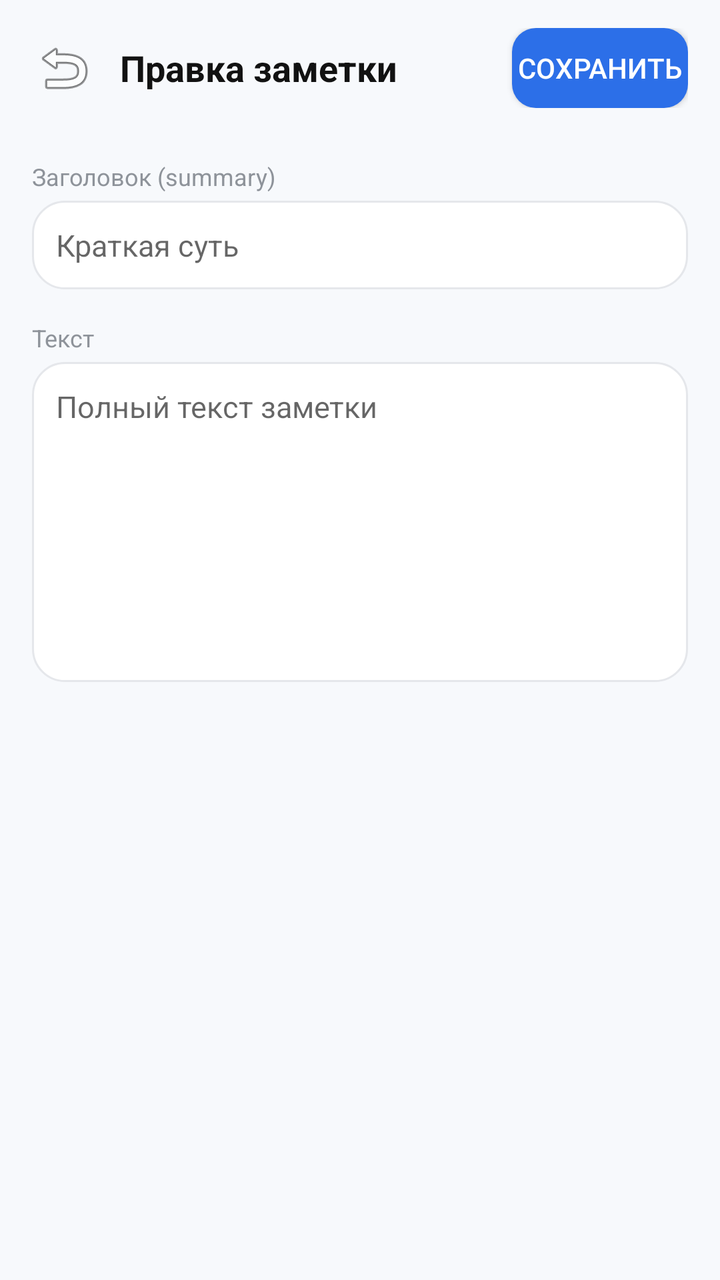
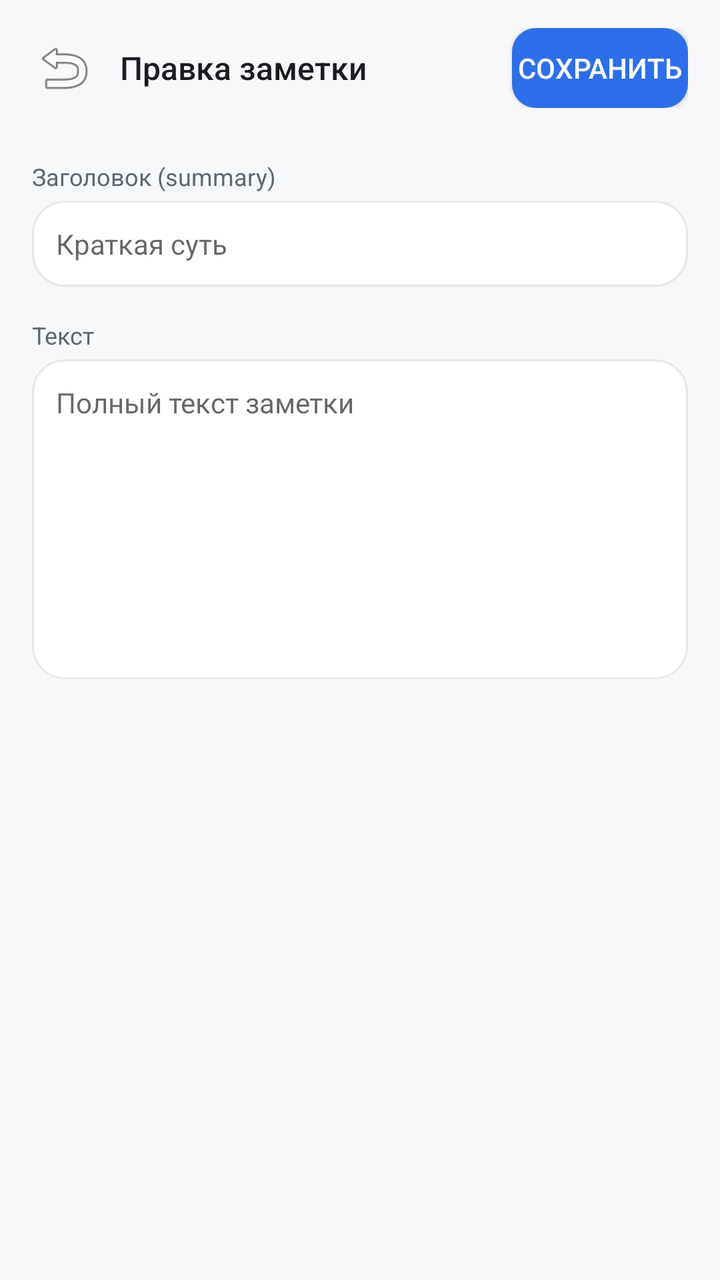

Before-and-after screenshots of an Android layout around one commit, followed by the original layout XML and the change that was made.
<!-- AndroidManifest.xml: application theme Theme.VoiceNotes -->
<!-- res/layout/activity_edit_note.xml -->
<?xml version="1.0" encoding="utf-8"?>
<LinearLayout xmlns:android="http://schemas.android.com/apk/res/android"
    android:layout_width="match_parent"
    android:layout_height="match_parent"
    android:orientation="vertical"
    android:background="@color/bg_app">

    <LinearLayout
        android:layout_width="match_parent"
        android:layout_height="wrap_content"
        android:orientation="horizontal"
        android:gravity="center_vertical"
        android:paddingLeft="12dp"
        android:paddingRight="16dp"
        android:paddingTop="14dp"
        android:paddingBottom="10dp">

        <ImageButton
            android:id="@+id/backBtn"
            android:layout_width="40dp"
            android:layout_height="40dp"
            android:background="?android:attr/selectableItemBackground"
            android:src="@android:drawable/ic_menu_revert"
            android:scaleType="centerInside"
            android:contentDescription="Назад" />

        <TextView
            android:layout_width="0dp"
            android:layout_height="wrap_content"
            android:layout_weight="1"
            android:layout_marginLeft="8dp"
            android:textSize="18sp"
            android:textColor="@color/text_primary"
            android:textStyle="bold"
            android:text="Правка заметки" />

        <Button
            android:id="@+id/saveBtn"
            android:layout_width="wrap_content"
            android:layout_height="40dp"
            android:text="Сохранить"
            android:textColor="#FFFFFF"
            android:background="@drawable/bg_btn_accent" />
    </LinearLayout>

    <ScrollView
        android:layout_width="match_parent"
        android:layout_height="0dp"
        android:layout_weight="1"
        android:padding="16dp">

        <LinearLayout
            android:layout_width="match_parent"
            android:layout_height="wrap_content"
            android:orientation="vertical">

            <TextView
                android:layout_width="wrap_content"
                android:layout_height="wrap_content"
                android:text="Заголовок (summary)"
                android:textSize="12sp"
                android:textColor="@color/text_secondary" />

            <EditText
                android:id="@+id/editSummary"
                android:layout_width="match_parent"
                android:layout_height="wrap_content"
                android:layout_marginTop="4dp"
                android:background="@drawable/bg_card"
                android:padding="12dp"
                android:textSize="15sp"
                android:textColor="@color/text_primary"
                android:inputType="textCapSentences"
                android:hint="Краткая суть" />

            <TextView
                android:layout_width="wrap_content"
                android:layout_height="wrap_content"
                android:layout_marginTop="16dp"
                android:text="Текст"
                android:textSize="12sp"
                android:textColor="@color/text_secondary" />

            <EditText
                android:id="@+id/editText"
                android:layout_width="match_parent"
                android:layout_height="wrap_content"
                android:layout_marginTop="4dp"
                android:minHeight="160dp"
                android:gravity="top"
                android:background="@drawable/bg_card"
                android:padding="12dp"
                android:textSize="15sp"
                android:textColor="@color/text_primary"
                android:inputType="textMultiLine|textCapSentences"
                android:hint="Полный текст заметки" />
        </LinearLayout>
    </ScrollView>
</LinearLayout>
<!-- resources referenced by this layout -->
<resources>
  <color name="bg_app">#F7F9FC</color>
  <color name="text_primary">#121212</color>
  <color name="text_secondary">#8E939A</color>
  <!-- drawable bg_btn_accent (drawable) -->
  <?xml version="1.0" encoding="utf-8"?>
  <shape xmlns:android="http://schemas.android.com/apk/res/android"
      android:shape="rectangle">
      <solid android:color="@color/accent_blue" />
      <corners android:radius="12dp" />
  </shape>
  <!-- drawable bg_card (drawable) -->
  <?xml version="1.0" encoding="utf-8"?>
  <shape xmlns:android="http://schemas.android.com/apk/res/android"
      android:shape="rectangle">
      <solid android:color="#FFFFFF" />
      <corners android:radius="16dp" />
      <stroke android:width="1dp" android:color="#E5E7EB" />
  </shape>
  <style name="Theme.VoiceNotes" parent="android:Theme.Material.Light.DarkActionBar">
          <item name="android:colorPrimary">@color/primary</item>
          <item name="android:colorPrimaryDark">@color/primary_dark</item>
          <item name="android:colorAccent">@color/accent</item>
          <item name="android:statusBarColor">@color/primary_dark</item>
      </style>
  <color name="accent_blue">#2C6FE8</color>
  <color name="primary">#2C6FE8</color>
  <color name="primary_dark">#1E5BC6</color>
  <color name="accent">#2C6FE8</color>
</resources>

<!-- the commit's change to res/layout/activity_edit_note.xml (unified diff, before → after) -->
@@ -29,9 +29,8 @@
             android:layout_height="wrap_content"
             android:layout_weight="1"
             android:layout_marginLeft="8dp"
-            android:textSize="18sp"
+            android:textAppearance="@style/TextAppearance.Potok.Title"
             android:textColor="@color/text_primary"
-            android:textStyle="bold"
             android:text="Правка заметки" />
 
         <Button
@@ -58,7 +57,7 @@
                 android:layout_width="wrap_content"
                 android:layout_height="wrap_content"
                 android:text="Заголовок (summary)"
-                android:textSize="12sp"
+                android:textAppearance="@style/TextAppearance.Potok.Caption"
                 android:textColor="@color/text_secondary" />
 
             <EditText
@@ -68,7 +67,7 @@
                 android:layout_marginTop="4dp"
                 android:background="@drawable/bg_card"
                 android:padding="12dp"
-                android:textSize="15sp"
+                android:textAppearance="@style/TextAppearance.Potok.Body"
                 android:textColor="@color/text_primary"
                 android:inputType="textCapSentences"
                 android:hint="Краткая суть" />
@@ -78,7 +77,7 @@
                 android:layout_height="wrap_content"
                 android:layout_marginTop="16dp"
                 android:text="Текст"
-                android:textSize="12sp"
+                android:textAppearance="@style/TextAppearance.Potok.Caption"
                 android:textColor="@color/text_secondary" />
 
             <EditText
@@ -90,7 +89,7 @@
                 android:gravity="top"
                 android:background="@drawable/bg_card"
                 android:padding="12dp"
-                android:textSize="15sp"
+                android:textAppearance="@style/TextAppearance.Potok.Body"
                 android:textColor="@color/text_primary"
                 android:inputType="textMultiLine|textCapSentences"
                 android:hint="Полный текст заметки" />
<!-- resource entries referenced after the edit -->
@@ -1,8 +1,8 @@
 <!-- resources referenced by this layout -->
 <resources>
-  <color name="bg_app">#F7F9FC</color>
-  <color name="text_primary">#121212</color>
-  <color name="text_secondary">#8E939A</color>
+  <color name="bg_app">#F7F8FA</color>
+  <color name="text_primary">#1A1C1F</color>
+  <color name="text_secondary">#5F6672</color>
   <!-- drawable bg_btn_accent (drawable) -->
   <?xml version="1.0" encoding="utf-8"?>
   <shape xmlns:android="http://schemas.android.com/apk/res/android"
@@ -18,6 +18,22 @@
       <corners android:radius="16dp" />
       <stroke android:width="1dp" android:color="#E5E7EB" />
   </shape>
+  <style name="TextAppearance.Potok.Body">
+          <item name="android:textSize">14sp</item>
+          <item name="android:lineSpacingExtra">6dp</item>
+          <item name="android:fontFamily">sans-serif</item>
+      </style>
+  <style name="TextAppearance.Potok.Caption">
+          <item name="android:textSize">12sp</item>
+          <item name="android:lineSpacingExtra">4dp</item>
+          <item name="android:fontFamily">sans-serif</item>
+      </style>
+  <style name="TextAppearance.Potok.Title">
+          <item name="android:textSize">16sp</item>
+          <item name="android:lineSpacingExtra">8dp</item>
+          <item name="android:fontFamily">sans-serif-medium</item>
+          <item name="android:textFontWeight" tools:targetApi="28">500</item>
+      </style>
   <style name="Theme.VoiceNotes" parent="android:Theme.Material.Light.DarkActionBar">
           <item name="android:colorPrimary">@color/primary</item>
           <item name="android:colorPrimaryDark">@color/primary_dark</item>
